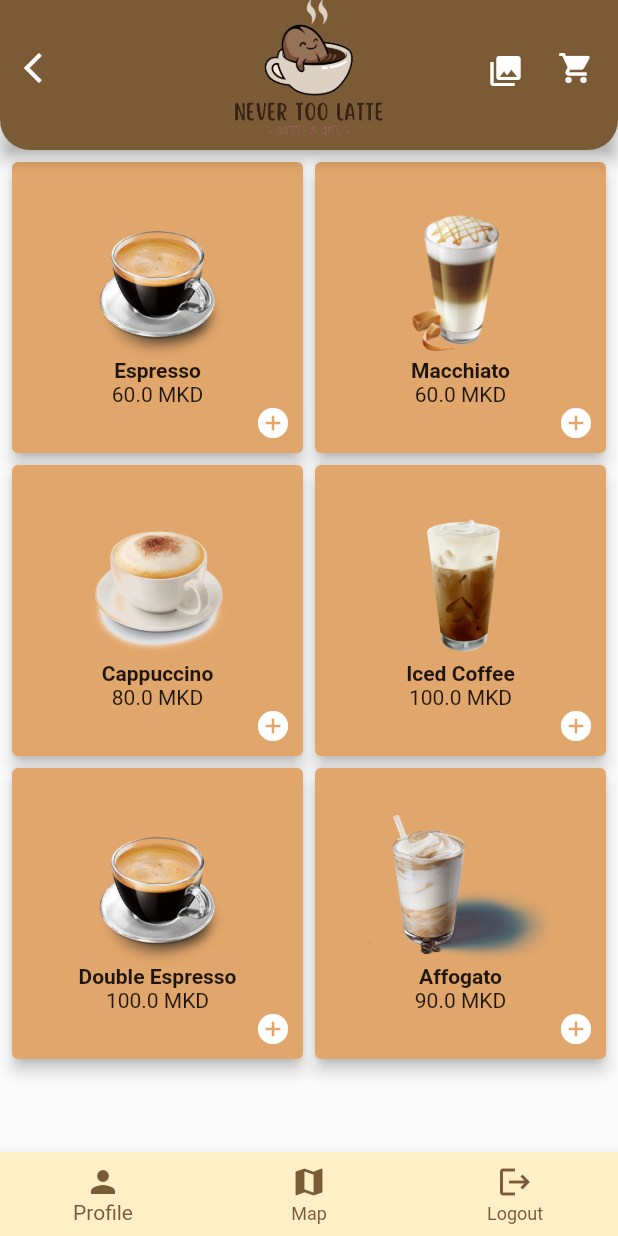
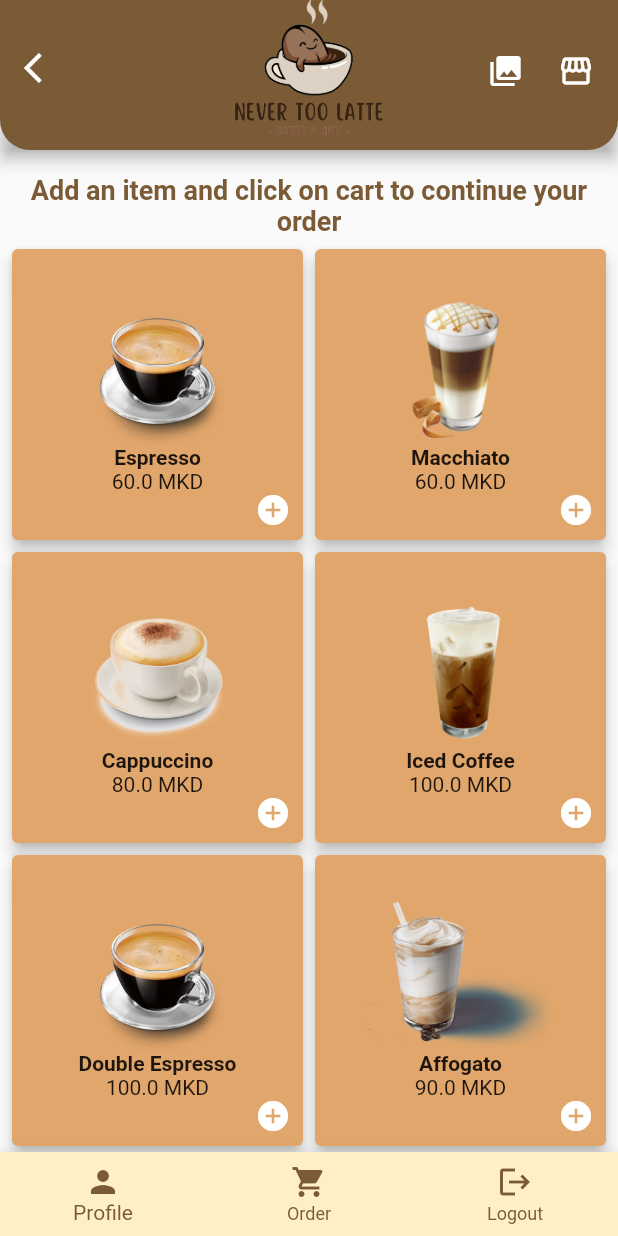
Before and after one commit to Damjan77/CoffeeShopApp, a Flutter app: the HomeScreen screen opened by its route, on a phone screen of 412 x 824 dp. Run offline on Flutter 3.47's test engine with Material 2 defaults, Android fonts, the phone set to English and light mode, and no system bars; our stand-ins replace cloud_firestore, firebase_auth, firebase_core, firebase_storage, geolocator, get and 3 more; accounts and stored records are empty; network calls fail.

Commit message:
code cleaning

```diff
--- a/lib/controllers/cart_controller.dart
+++ b/lib/controllers/cart_controller.dart
@@ -2,18 +2,24 @@ import 'package:flutter/material.dart';
 import 'package:get/get.dart';
 import '../model/Coffee.dart';
 import '../view/map_screen.dart';
+import '../view/order_screen.dart';
 
 class CartController extends GetxController {
-  late double total;
   late Coffee item;
 
+  Future<void> getOrderedItemData(Coffee item) async {
+    debugPrint('Card tapped.');
+    debugPrint(item.name);
+    final dataFromOrder = await Navigator.push(
+        Get.context as BuildContext,
+      MaterialPageRoute(builder: (context) => OrderScreen(item)),
+    ) as Coffee;
+    item.name = dataFromOrder.name;
+    item.milk = dataFromOrder.milk;
+    item.sugar = dataFromOrder.sugar;
+  }
+
   sendItemToMapScreen(item) {
-    // Navigator.push(
-    //     Get.context as BuildContext,
-    //     MaterialPageRoute(
-    //       builder: (context) => const MapScreen(),
-    //       settings: RouteSettings(arguments: item),
-    //     ));
     Get.to(() => const MapScreen(), arguments: item);
   }
 }
--- a/lib/controllers/map_controller.dart
+++ b/lib/controllers/map_controller.dart
@@ -3,7 +3,6 @@ import 'dart:developer';
 import 'dart:ui' as ui;
 import 'dart:ui';
 import 'package:coffe_shop_app/controllers/cart_controller.dart';
-import 'package:flutter/material.dart';
 import 'package:flutter/services.dart';
 import 'package:get/get.dart';
 import 'package:coffe_shop_app/model/Map_model.dart';
@@ -69,7 +68,6 @@ class MapController extends GetxController {
         }),
         onTap: () {
           print('market tapped');
-
         },
       ));
     });
--- a/lib/view/cart_screen.dart
+++ b/lib/view/cart_screen.dart
@@ -5,8 +5,6 @@ import 'package:flutter/material.dart';
 import 'package:get/get.dart';
 import '../custom/custom_app_bar.dart';
 import '../model/Coffee.dart';
-import 'map_screen.dart';
-import 'order_screen.dart';
 
 class CartScreen extends StatefulWidget {
   final List<Coffee> _cart;
@@ -23,19 +21,6 @@ class _CartState extends State<CartScreen> {
   CartController cartController = Get.put(CartController());
   double total = 0;
   final List<Coffee> _cart;
-
-
-  Future<void> getOrderedItemData(Coffee item) async {
-    debugPrint('Card tapped.');
-    debugPrint(item.name);
-    final dataFromOrder = await Navigator.push(
-      context,
-      MaterialPageRoute(builder: (context) => OrderScreen(item)),
-    ) as Coffee;
-    item.name = dataFromOrder.name;
-    item.milk = dataFromOrder.milk;
-    item.sugar = dataFromOrder.sugar;
-  }
 
   double updateTotal() {
     total = 0;
@@ -94,8 +79,8 @@ class _CartState extends State<CartScreen> {
               const Padding(
                 padding: EdgeInsets.all(10),
                 child: Text(
-                  "CLICK ON YOUR COFFEE TO EDIT IT",
-                  style: CustomTextStyle.subtitleTextStyle
+                  "Click on your coffee to edit it",
+                  style: CustomTextStyle.subtitleTextStyle, textAlign: TextAlign.center,
                 ),
               ),
               ListView.builder(
@@ -116,7 +101,7 @@ class _CartState extends State<CartScreen> {
                         title: Text(cartController.item.name),
                         subtitle: Text(cartController.item.price.toString() + " MKD"),
                         onTap: () async {
-                          getOrderedItemData(cartController.item);
+                          cartController.getOrderedItemData(cartController.item);
                         },
                         trailing: GestureDetector(
                             child: const Icon(
--- a/lib/view/home_screen.dart
+++ b/lib/view/home_screen.dart
@@ -1,15 +1,15 @@
 // ignore_for_file: prefer_const_constructors
 import 'package:coffe_shop_app/custom/custom_app_bar.dart';
+import 'package:coffe_shop_app/custom/custom_text_style.dart';
 import 'package:coffe_shop_app/model/Coffee.dart';
 import 'package:coffe_shop_app/view/cart_screen.dart';
 import 'package:coffe_shop_app/view/profile_screen.dart';
-import 'package:firebase_auth/firebase_auth.dart';
 import 'package:flutter/material.dart';
 import 'package:get/get.dart';
 import '../custom/custom_box_widgets.dart';
 import '../services/gallery_service.dart';
 import '../services/logout_service.dart';
-import 'map_screen.dart';
+import 'coffee_shops_screen.dart';
 
 class HomeScreen extends StatefulWidget {
   static const String idScreen = "homeScreen";
@@ -24,7 +24,6 @@ class _HomeScreenState extends State<HomeScreen> {
   int _selectedIndex = -1;
   List<Coffee> _coffees = <Coffee>[];
   List<Coffee> _cartList = <Coffee>[];
-
 
   void _populateCoffees() {
     var list = <Coffee>[
@@ -87,7 +86,7 @@ class _HomeScreenState extends State<HomeScreen> {
               _selectedIndex == -1 ? primaryColor : Colors.grey[700],
           unselectedItemColor: primaryColor,
           currentIndex: _selectedIndex == -1 ? 0 : _selectedIndex,
-          items: const <BottomNavigationBarItem>[
+          items: <BottomNavigationBarItem>[
             BottomNavigationBarItem(
               icon: Icon(
                 Icons.person,
@@ -95,17 +94,30 @@ class _HomeScreenState extends State<HomeScreen> {
               label: "Profile",
             ),
             BottomNavigationBarItem(
-              icon: Icon(
-                Icons.map,
+              icon: Stack(
+                alignment: Alignment.topCenter,
+                children: <Widget>[
+                  Icon(Icons.shopping_cart),
+                  if (_cartList.isNotEmpty)
+                    Padding(
+                      padding: const EdgeInsets.only(left: 2.0),
+                      child: CircleAvatar(
+                        radius: 6.0,
+                        backgroundColor: Colors.red,
+                        foregroundColor: Colors.white,
+                        child: Text(
+                          _cartList.length.toString(),
+                          style: TextStyle(
+                            fontWeight: FontWeight.bold,
+                            fontSize: 10.0,
                           ),
-              label: "Map",
                         ),
-            // BottomNavigationBarItem(
-            //   icon: Icon(
-            //     Icons.add_business_rounded,
-            //   ),
-            //   label: "List",
-            // ),
+                      ),
+                    ),
+                ],
+              ),
+              label: "Order",
+            ),
             BottomNavigationBarItem(
               icon: Icon(
                 Icons.logout,
@@ -119,12 +131,17 @@ class _HomeScreenState extends State<HomeScreen> {
                 builder: (context) => ProfileScreen(),
               ));
             } else if (index == 1) {
-              Navigator.of(context).push(MaterialPageRoute(
-                builder: (context) => MapScreen(),
-              ));
+              if (_cartList.isNotEmpty) {
+                Navigator.of(context).push(
+                  MaterialPageRoute(
+                    builder: (context) => CartScreen(_cartList),
+                  ),
+                );
+              }
             } else {
               _logoutController.signOut(context);
-            }},
+            }
+          },
         ),
         appBar: CustomAppBar(
           appBar: AppBar(),
@@ -133,72 +150,41 @@ class _HomeScreenState extends State<HomeScreen> {
                 padding: const EdgeInsets.only(right: 23.0, top: 5.0),
                 child: GestureDetector(
                   onTap: () {
-                    Navigator.of(context).push(
-                        MaterialPageRoute(builder: (context) => GalleryService()));
+                    Navigator.of(context).push(MaterialPageRoute(
+                        builder: (context) => GalleryService()));
                   },
                   child: Icon(Icons.photo_library),
                 )),
             Padding(
-                padding: const EdgeInsets.only(right: 16.0, top: 33.0),
+              padding: const EdgeInsets.only(right: 16.0, top: 5.0),
               child: GestureDetector(
-                  child: Stack(
-                    alignment: Alignment.topCenter,
-                    children: <Widget>[
-                      Tooltip(richMessage: TextSpan(
-                        text: 'Order by',
-                        style: TextStyle(color: Colors.white),
-                        children: <InlineSpan>[
-                          TextSpan(
-                            text: ' adding a coffee to your cart',
-                          ),
-                        ],
-                      ),
-                          decoration: BoxDecoration(color: primaryColor),
-                          child: Icon(
-                        Icons.shopping_cart,
-                        // size: 30.0,
-                      )),
-
-                      if (_cartList.isNotEmpty)
-                        Padding(
-                          padding: const EdgeInsets.only(left: 2.0),
-                          child: CircleAvatar(
-                            radius: 8.0,
-                            backgroundColor: Colors.red,
-                            foregroundColor: Colors.white,
-                            child: Text(
-                              _cartList.length.toString(),
-                              style: TextStyle(
-                                fontWeight: FontWeight.bold,
-                                fontSize: 12.0,
+                onTap: () {
+                  Navigator.of(context).push(MaterialPageRoute(
+                      builder: (context) => CoffeeShopsScreen()));
+                },
+                child: Icon(Icons.storefront),
               ),
             ),
-                          ),
-                        ),
-
-                    ],
-                  ),
-                  onTap: () {
-                    if (_cartList.isNotEmpty) {
-                      Navigator.of(context).push(
-                        MaterialPageRoute(
-                          builder: (context) => CartScreen(_cartList),
-                        ),
-                      );
-                    }
-                  },
-                )),
           ],
         ),
         body: _createBody());
   }
 
-  GridView _createBody() {
-    return GridView.builder(
+  Column _createBody() {
+    return Column(
+      children: [
+        Padding(padding: EdgeInsets.all(8)),
+        Text(
+          "Add an item and click on cart to continue your order",
+          style: CustomTextStyle.subtitleTextStyle,
+          textAlign: TextAlign.center,
+        ),
+        Expanded(
+            child: GridView.builder(
                 shrinkWrap: true,
                 padding: const EdgeInsets.all(4.0),
-      gridDelegate:
-          SliverGridDelegateWithFixedCrossAxisCount(crossAxisCount: 2),
+                gridDelegate: SliverGridDelegateWithFixedCrossAxisCount(
+                    crossAxisCount: 2),
                 itemCount: _coffees.length,
                 itemBuilder: (context, index) {
                   var item = _coffees[index];
@@ -249,7 +235,8 @@ class _HomeScreenState extends State<HomeScreen> {
                           ),
                         ],
                       ));
-      },
+                }))
+      ],
     );
   }
 }
--- a/lib/view/map_screen.dart
+++ b/lib/view/map_screen.dart
@@ -7,7 +7,6 @@ import 'package:get/get.dart';
 import '../controllers/map_controller.dart';
 import '../custom/custom_app_bar.dart';
 import '../custom/custom_box_widgets.dart';
-import '../model/Coffee.dart';
 
 class MapScreen extends StatefulWidget {
   const MapScreen();
@@ -19,7 +18,6 @@ class MapScreen extends StatefulWidget {
 class _MapScreenState extends State<MapScreen> {
   MapController mapController = Get.put(MapController());
   late GoogleMapController _controller;
-  //late dynamic order = ModalRoute.of(context)!.settings.arguments as Coffee;
 
   @override
   void initState() {
@@ -60,7 +58,7 @@ class _MapScreenState extends State<MapScreen> {
               child: GestureDetector(
                 child: Stack(
                   alignment: Alignment.topCenter,
-                  children: <Widget>[
+                  children: const <Widget>[
                     Tooltip(richMessage: TextSpan(
                       text: 'Order to',
                       style: TextStyle(color: Colors.white),
```
Also changed, not shown: lib/controllers/profile_controller.dart (added, +24 -0 lines), lib/view/coffee_shops_screen.dart (+12 -40 lines), lib/view/profile_screen.dart (+3 -14 lines). Lines whose indentation alone changed are shown as unchanged.
